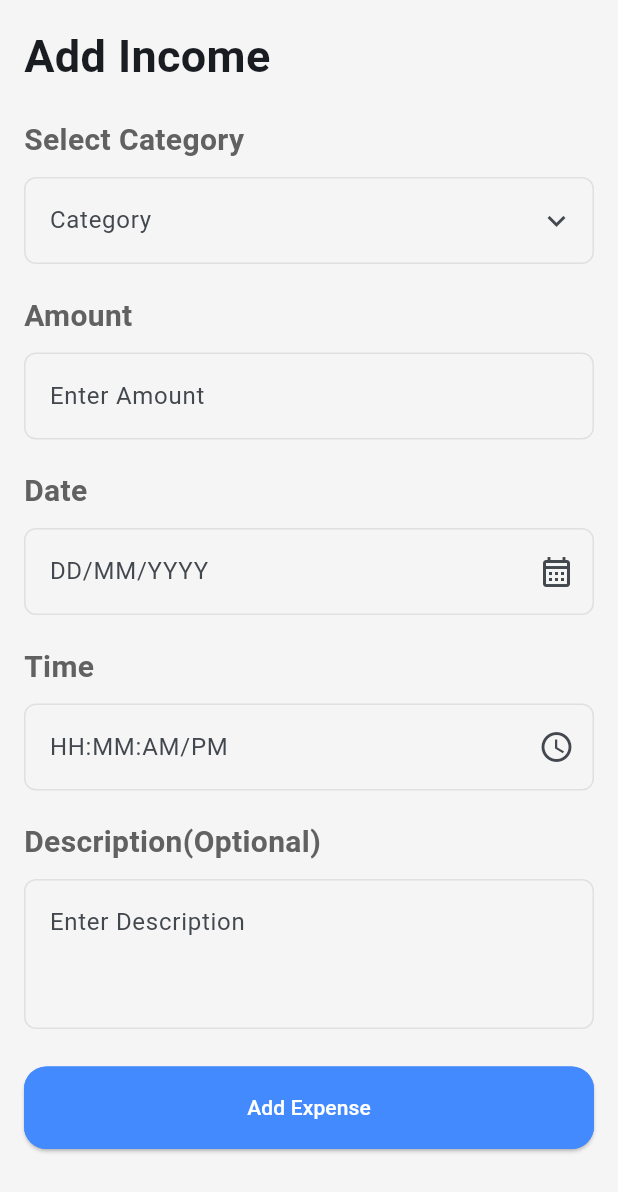
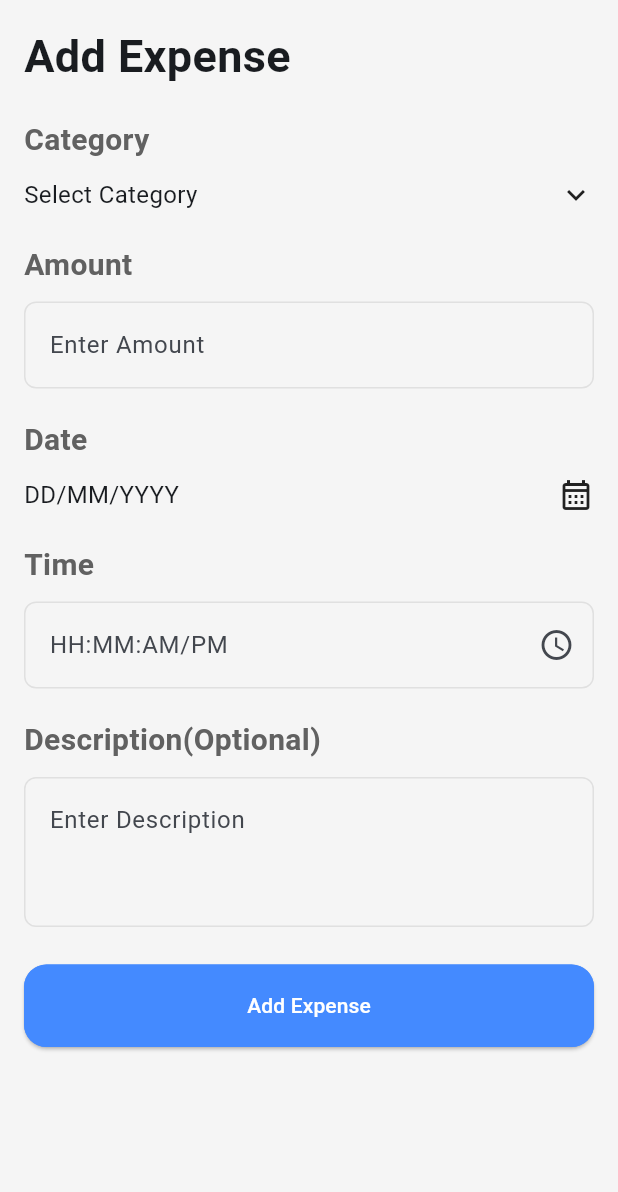
Before and after one commit to Dehbbyk/med_pay, a Flutter app: the AddExpense screen opened directly, on a phone screen of 412 x 824 dp. Shown: the top 1192 px of the screen. Run offline on Flutter 3.47's test engine with Material 3 defaults, Android fonts, the phone set to English and light mode, and no system bars; our stand-ins replace cloud_firestore, firebase_auth, firebase_core, flutter_svg, google_sign_in, pin_code_fields and 1 more; accounts and stored records are empty.

Commit message:
Added more screens

```diff
--- a/lib/Features/LoginPage/login_page.dart
+++ b/lib/Features/LoginPage/login_page.dart
@@ -67,7 +67,7 @@ class LoginPage extends StatelessWidget {
                   "Forgot Password?",
                   style: TextStyle(
                     fontSize: 12,
-                    color: Colors.black54,
+                    color: Colors.lightBlue,
                   ),
                 ),
               ),
--- a/lib/Features/Transaction/Widgets/add_expense.dart
+++ b/lib/Features/Transaction/Widgets/add_expense.dart
@@ -1,8 +1,14 @@
 import 'package:flutter/material.dart';
+import 'package:med_pay/Features/Transaction/Widgets/add_income_category.dart';
 
-class AddExpense extends StatelessWidget {
+class AddExpense extends StatefulWidget {
   const AddExpense({Key? key});
 
+  @override
+  State<AddExpense> createState() => _AddIncomeState();
+}
+
+class _AddIncomeState extends State<AddExpense> {
   @override
   Widget build(BuildContext context) {
     return Scaffold(
@@ -13,7 +19,7 @@ class AddExpense extends StatelessWidget {
             crossAxisAlignment: CrossAxisAlignment.start,
             children: [
               Text(
-                "Add Income",
+                "Add Expense",
                 style: TextStyle(
                   fontWeight: FontWeight.bold,
                   fontSize: 30,
@@ -21,31 +27,34 @@ class AddExpense extends StatelessWidget {
               ),
               SizedBox(height: 20),
               Text(
-                "Select Category",
+                "Category",
                 style: TextStyle(
                   fontSize: 20,
                   fontWeight: FontWeight.bold,
-                    color: Colors.grey.shade700
+                  color: Colors.grey.shade700,
                 ),
               ),
               SizedBox(height: 10),
-              Container(
-                decoration: BoxDecoration(
-                  borderRadius: BorderRadius.circular(8),
-                  border: Border.all(
-                    color: Colors.grey.shade300, // Faint border color
+              GestureDetector(
+                onTap: () {
+                  showModalBottomSheet(
+                    context: context,
+                    builder: (context) {
+                      return SelectCategory();
+                    },
+                  );
+                },
+                child: Row(
+                  mainAxisAlignment: MainAxisAlignment.spaceBetween,
+                  children: [
+                    Text(
+                      'Select Category',
+                      style: TextStyle(
+                        fontSize: 16,
                       ),
                     ),
-                child: TextField(
-                  decoration: InputDecoration(
-                    hintText: "Category",
-                    suffixIcon: Icon(
-                      Icons.keyboard_arrow_down,
-                    ),
-                    border: OutlineInputBorder(
-                      borderSide: BorderSide.none,
-                    ),
-                  ),
+                    Icon(Icons.keyboard_arrow_down)
+                  ],
                 ),
               ),
               SizedBox(height: 20),
@@ -54,7 +63,7 @@ class AddExpense extends StatelessWidget {
                 style: TextStyle(
                   fontSize: 20,
                   fontWeight: FontWeight.bold,
-                    color: Colors.grey.shade700
+                  color: Colors.grey.shade700,
                 ),
               ),
               SizedBox(height: 10),
@@ -80,27 +89,30 @@ class AddExpense extends StatelessWidget {
                 style: TextStyle(
                   fontSize: 20,
                   fontWeight: FontWeight.bold,
-                    color: Colors.grey.shade700
+                  color: Colors.grey.shade700,
                 ),
               ),
               SizedBox(height: 10),
-              Container(
-                decoration: BoxDecoration(
-                  borderRadius: BorderRadius.circular(8),
-                  border: Border.all(
-                    color: Colors.grey.shade300, // Faint border color
+              GestureDetector(
+                onTap: () {
+                  showModalBottomSheet(
+                    context: context,
+                    builder: (context) {
+                      return SelectCategory();
+                    },
+                  );
+                },
+                child: Row(
+                  mainAxisAlignment: MainAxisAlignment.spaceBetween,
+                  children: [
+                    Text(
+                      "DD/MM/YYYY",
+                      style: TextStyle(
+                        fontSize: 16,
                       ),
                     ),
-                child: TextField(
-                  decoration: InputDecoration(
-                    hintText: "DD/MM/YYYY",
-                    suffixIcon: Icon(
-                      Icons.calendar_month_outlined,
-                    ),
-                    border: OutlineInputBorder(
-                      borderSide: BorderSide.none,
-                    ),
-                  ),
+                    Icon(Icons.calendar_month_outlined)
+                  ],
                 ),
               ),
               SizedBox(height: 20),
@@ -109,7 +121,7 @@ class AddExpense extends StatelessWidget {
                 style: TextStyle(
                   fontSize: 20,
                   fontWeight: FontWeight.bold,
-                    color: Colors.grey.shade700
+                  color: Colors.grey.shade700,
                 ),
               ),
               SizedBox(height: 10),
@@ -138,16 +150,16 @@ class AddExpense extends StatelessWidget {
                 style: TextStyle(
                   fontSize: 20,
                   fontWeight: FontWeight.bold,
-                    color: Colors.grey.shade700
+                  color: Colors.grey.shade700,
                 ),
               ),
-              SizedBox(height:10),
+              SizedBox(height: 10),
               Container(
                 height: 100,
                 decoration: BoxDecoration(
                   borderRadius: BorderRadius.circular(8),
                   border: Border.all(
-                      color: Colors.grey.shade300
+                    color: Colors.grey.shade300,
                   ),
                 ),
                 child: TextField(
@@ -165,7 +177,7 @@ class AddExpense extends StatelessWidget {
                 child: Text(
                   'Add Expense',
                   style: TextStyle(
-                      color: Colors.white
+                    color: Colors.white,
                   ),
                 ),
                 style: ElevatedButton.styleFrom(
```
Also changed, not shown: lib/Features/Home/HomeView.dart (+20 -7 lines), lib/Features/Profile/ProfileView.dart (+27 -10 lines), lib/Features/Profile/Widgets/help_view.dart (added, +101 -0 lines), lib/Features/Profile/Widgets/settings_view.dart (added, +83 -0 lines), lib/Features/Transaction/Widgets/add_income_category.dart (added, +29 -0 lines), lib/Features/Transaction/Widgets/add_income_date.dart (added, +34 -0 lines), lib/Features/Transaction/Widgets/add_income_view.dart (+52 -40 lines), assets/images/dark_mode.png (added), assets/images/font_icon.png (added), assets/images/language_icon.png (added), assets/images/settings_image.png (added), assets/images/take_controll.png (added). Lines whose indentation alone changed are shown as unchanged.
